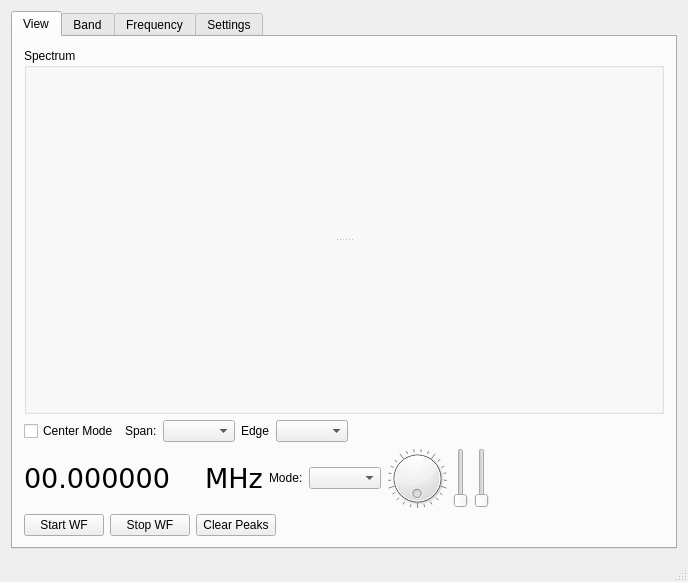
Qt form wfmain.ui (adecarolis/wfweb) before a commit.
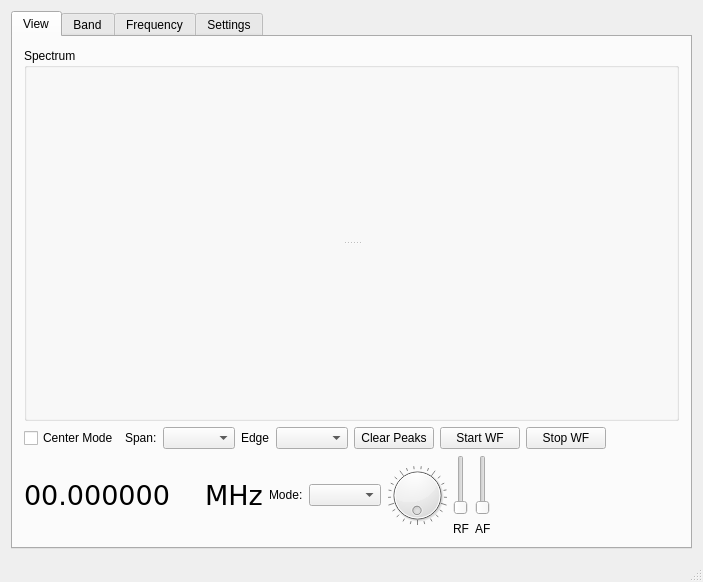
The same form after that commit. The open tabs and pages were chosen to show the change. Custom widgets are drawn as their Qt base class.

```diff
--- a/wfmain.ui
+++ b/wfmain.ui
@@ -6,7 +6,7 @@
    <rect>
     <x>0</x>
     <y>0</y>
-    <width>630</width>
+    <width>703</width>
     <height>582</height>
    </rect>
   </property>
@@ -75,6 +75,27 @@
           <item>
            <widget class="QComboBox" name="scopeEdgeCombo"/>
           </item>
+          <item>
+           <widget class="QPushButton" name="clearPeakBtn">
+            <property name="text">
+             <string>Clear Peaks</string>
+            </property>
+           </widget>
+          </item>
+          <item>
+           <widget class="QPushButton" name="startBtn">
+            <property name="text">
+             <string>Start WF</string>
+            </property>
+           </widget>
+          </item>
+          <item>
+           <widget class="QPushButton" name="stopBtn">
+            <property name="text">
+             <string>Stop WF</string>
+            </property>
+           </widget>
+          </item>
           <item>
            <spacer name="horizontalSpacer_2">
             <property name="orientation">
@@ -187,6 +208,11 @@
            </widget>
           </item>
           <item>
+           <layout class="QVBoxLayout" name="verticalLayout_8">
+            <property name="rightMargin">
+             <number>0</number>
+            </property>
+            <item>
            <widget class="QSlider" name="rfGainSlider">
             <property name="maximumSize">
              <size>
@@ -206,6 +232,26 @@
            </widget>
           </item>
           <item>
+             <widget class="QLabel" name="label_10">
+              <property name="maximumSize">
+               <size>
+                <width>16777215</width>
+                <height>15</height>
+               </size>
+              </property>
+              <property name="text">
+               <string>RF</string>
+              </property>
+             </widget>
+            </item>
+           </layout>
+          </item>
+          <item>
+           <layout class="QVBoxLayout" name="verticalLayout_9">
+            <property name="rightMargin">
+             <number>0</number>
+            </property>
+            <item>
            <widget class="QSlider" name="afGainSlider">
             <property name="maximumSize">
              <size>
@@ -225,6 +271,21 @@
            </widget>
           </item>
           <item>
+             <widget class="QLabel" name="label_11">
+              <property name="maximumSize">
+               <size>
+                <width>16777215</width>
+                <height>15</height>
+               </size>
+              </property>
+              <property name="text">
+               <string>AF</string>
+              </property>
+             </widget>
+            </item>
+           </layout>
+          </item>
+          <item>
            <spacer name="horizontalSpacer_3">
             <property name="orientation">
              <enum>Qt::Horizontal</enum>
@@ -239,57 +300,6 @@
           </item>
          </layout>
         </item>
-        <item>
-         <layout class="QHBoxLayout" name="horizontalLayout">
-          <item>
-           <widget class="QPushButton" name="startBtn">
-            <property name="text">
-             <string>Start WF</string>
-            </property>
-           </widget>
-          </item>
-          <item>
-           <widget class="QPushButton" name="stopBtn">
-            <property name="text">
-             <string>Stop WF</string>
-            </property>
-           </widget>
-          </item>
-          <item>
-           <widget class="QPushButton" name="clearPeakBtn">
-            <property name="text">
-             <string>Clear Peaks</string>
-            </property>
-           </widget>
-          </item>
-          <item>
-           <spacer name="horizontalSpacer_6">
-            <property name="orientation">
-             <enum>Qt::Horizontal</enum>
-            </property>
-            <property name="sizeHint" stdset="0">
-             <size>
-              <width>40</width>
-              <height>20</height>
-             </size>
-            </property>
-           </spacer>
-          </item>
-          <item>
-           <spacer name="horizontalSpacer">
-            <property name="orientation">
-             <enum>Qt::Horizontal</enum>
-            </property>
-            <property name="sizeHint" stdset="0">
-             <size>
-              <width>40</width>
-              <height>20</height>
-             </size>
-            </property>
-           </spacer>
-          </item>
-         </layout>
-        </item>
        </layout>
       </widget>
       <widget class="QWidget" name="bandTab">
```
Left out of the diff: 57 changed lines with no effect on the pictures. Lines whose indentation alone changed are shown as unchanged.
